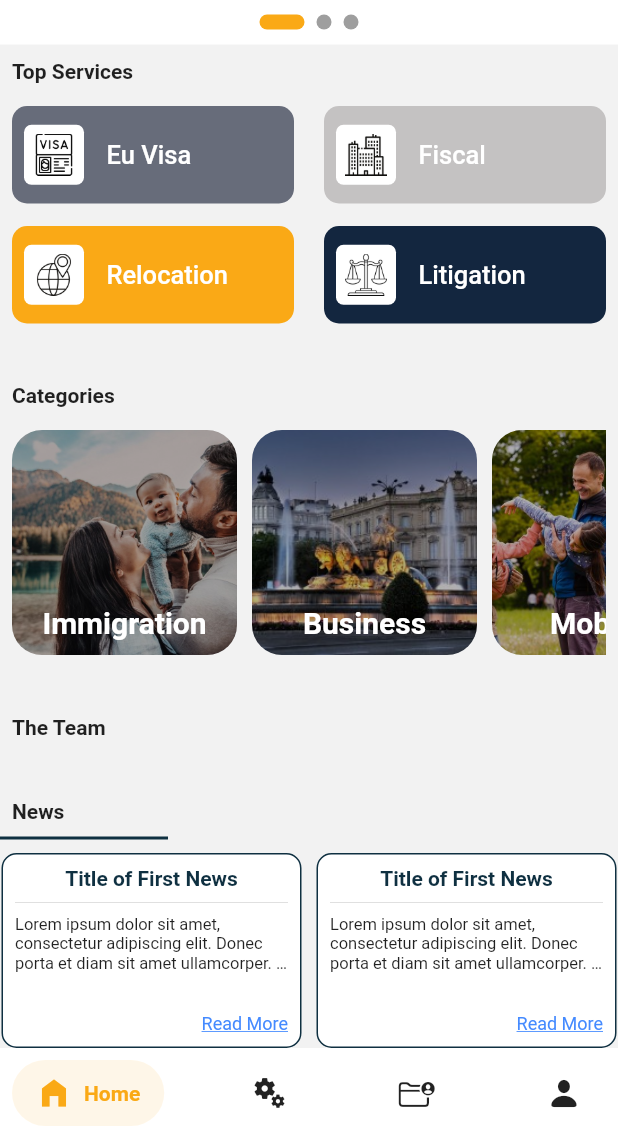
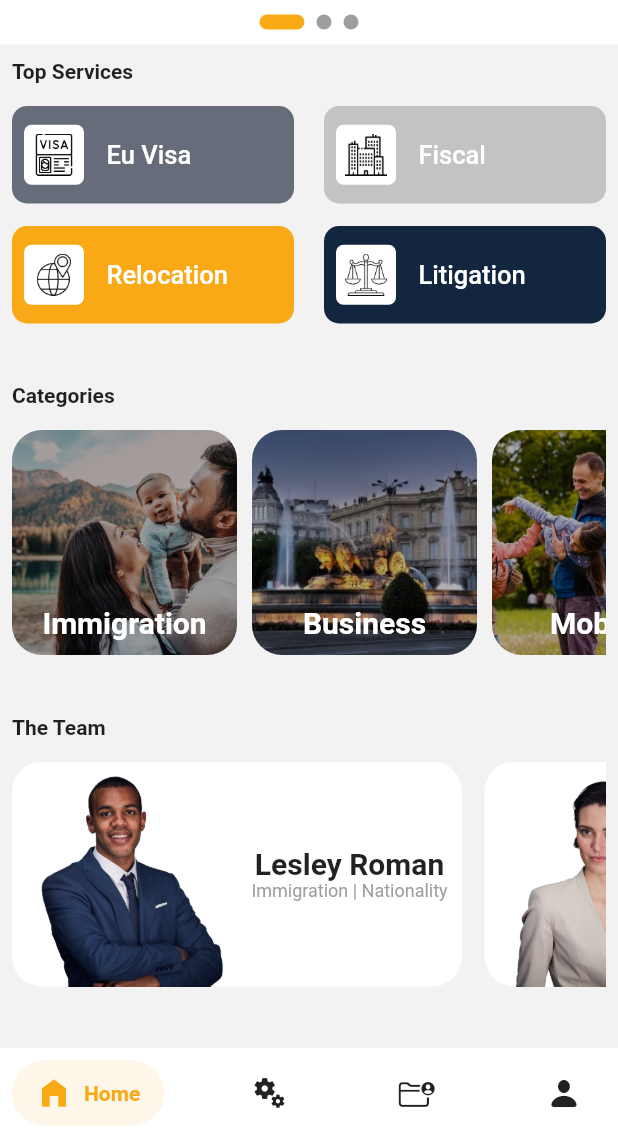
Before and after one commit to bobcop88/law-client-app, a Flutter app: the screen it shows once a user with an empty profile is signed in, scrolled down 194 dp, on a phone screen of 412 x 824 dp, the part 98-1236 px from its top. Run offline on Flutter 3.47's test engine with Material 2 defaults, Android fonts, the phone set to English and light mode, and no system bars; drawn by our look-alikes of badges, carousel_slider, salomon_bottom_bar, smooth_page_indicator; our stand-ins replace cloud_firestore, email_validator, file_picker, firebase_auth, firebase_core, firebase_messaging and 3 more; accounts and stored records are empty; generated files the repository leaves out were written again.

Commit message:
client-app

```diff
--- a/lib/pages/app_pages/home_first.dart
+++ b/lib/pages/app_pages/homepage_first/home_first.dart
@@ -1,6 +1,8 @@
 import 'package:carousel_slider/carousel_slider.dart';
 import 'package:firebase_auth/firebase_auth.dart';
 import 'package:flutter/material.dart';
+import 'package:new_client_app/pages/app_pages/homepage_first/widgets/news_scrolling.dart';
+import 'package:new_client_app/pages/app_pages/homepage_first/widgets/team_scrolling.dart';
 import 'package:new_client_app/pages/app_pages/services/immigration/eu_visa_page.dart';
 import 'package:new_client_app/pages/app_pages/services/immigration_page.dart';
 import 'package:new_client_app/utils/errors/error_service_exists.dart';
@@ -430,6 +432,10 @@ class _HomeFirstState extends State<HomeFirst> {
                     ),
                   ],
                 ),
+                const SizedBox(
+                  height: 15.0,
+                ),
+                teamScrolling(),
               ],
             ),
           ),
@@ -448,137 +454,12 @@ class _HomeFirstState extends State<HomeFirst> {
                     ),
                   ],
                 ),
-              ],
-            ),
-          ),
-          const Divider(
-            color: Color.fromRGBO(15, 48, 65, 1),
-            thickness: 2,
-            endIndent: 300,
-            height: 20.0,
-          ),
-          SingleChildScrollView(
-            scrollDirection: Axis.horizontal,
-            child: Row(
-              children: [
-                Container(
-                  decoration: BoxDecoration(
-                      color: Colors.white,
-                      border: Border.all(
-                          color: const Color.fromRGBO(15, 48, 65, 1)),
-                      borderRadius: BorderRadius.circular(10)),
-                  width: 200,
-                  height: 130,
-                  child: Padding(
-                    padding: const EdgeInsets.all(8.0),
-                    child: Column(
-                      children: [
-                        Row(
-                          children: const [
-                            Expanded(
-                              child: Text(
-                                'Title of First News',
-                                textAlign: TextAlign.center,
-                                style: TextStyle(
-                                    fontWeight: FontWeight.bold,
-                                    color: Color.fromRGBO(15, 48, 65, 1)),
-                              ),
-                            ),
-                          ],
-                        ),
-                        const Divider(),
-                        Row(
-                          children: const [
-                            Expanded(
-                              child: Text(
-                                'Lorem ipsum dolor sit amet, consectetur adipiscing elit. Donec porta et diam sit amet ullamcorper. Aenean maximus vulputate pharetra. Aliquam tincidunt dolor id sollicitudin efficitur. Sed faucibus id lorem pharetra consectetur. Nunc pulvinar commodo metus sed suscipit. Nulla bibendum non velit ut elementum',
-                                style: TextStyle(fontSize: 11.0),
-                                overflow: TextOverflow.ellipsis,
-                                maxLines: 3,
-                              ),
-                            ),
-                          ],
-                        ),
-                        const Spacer(),
-                        Row(
-                          mainAxisAlignment: MainAxisAlignment.end,
-                          children: [
-                            GestureDetector(
-                              onTap: () {},
-                              child: const Text(
-                                'Read More',
-                                style: TextStyle(
-                                    fontSize: 12.0,
-                                    decoration: TextDecoration.underline,
-                                    color: Colors.blueAccent),
-                              ),
-                            ),
-                          ],
-                        ),
-                      ],
-                    ),
-                  ),
+                const SizedBox(
+                  height: 15.0,
                 ),
+                newsScrolling(),
                 const SizedBox(
-                  width: 10.0,
-                ),
-                Container(
-                  decoration: BoxDecoration(
-                      color: Colors.white,
-                      border: Border.all(
-                          color: const Color.fromRGBO(15, 48, 65, 1)),
-                      borderRadius: BorderRadius.circular(10)),
-                  width: 200,
-                  height: 130,
-                  child: Padding(
-                    padding: const EdgeInsets.all(8.0),
-                    child: Column(
-                      children: [
-                        Row(
-                          children: const [
-                            Expanded(
-                              child: Text(
-                                'Title of First News',
-                                textAlign: TextAlign.center,
-                                style: TextStyle(
-                                    fontWeight: FontWeight.bold,
-                                    color: Color.fromRGBO(15, 48, 65, 1)),
-                              ),
-                            ),
-                          ],
-                        ),
-                        const Divider(),
-                        Row(
-                          children: const [
-                            Expanded(
-                              child: Text(
-                                'Lorem ipsum dolor sit amet, consectetur adipiscing elit. Donec porta et diam sit amet ullamcorper. Aenean maximus vulputate pharetra. Aliquam tincidunt dolor id sollicitudin efficitur. Sed faucibus id lorem pharetra consectetur. Nunc pulvinar commodo metus sed suscipit. Nulla bibendum non velit ut elementum',
-                                style: TextStyle(fontSize: 11.0),
-                                overflow: TextOverflow.ellipsis,
-                                maxLines: 3,
-                              ),
-                            ),
-                          ],
-                        ),
-                        const Spacer(),
-                        Row(
-                          mainAxisAlignment: MainAxisAlignment.end,
-                          children: [
-                            GestureDetector(
-                              onTap: () {},
-                              child: const Text(
-                                'Read More',
-                                style: TextStyle(
-                                    fontSize: 12.0,
-                                    decoration: TextDecoration.underline,
-                                    color: Colors.blueAccent),
-                              ),
-                            ),
-                          ],
-                        ),
-                      ],
-                    ),
-                  ),
+                  height: 50.0,
                 ),
               ],
             ),
--- /dev/null
+++ b/lib/pages/app_pages/homepage_first/widgets/news_scrolling.dart
@@ -0,0 +1,126 @@
+import 'package:flutter/material.dart';
+
+Widget newsScrolling() {
+  return SingleChildScrollView(
+    scrollDirection: Axis.horizontal,
+    child: Row(
+      children: [
+        Container(
+          decoration: BoxDecoration(
+              color: Colors.white, borderRadius: BorderRadius.circular(10)),
+          width: 250,
+          height: 150,
+          child: Padding(
+            padding: const EdgeInsets.all(8.0),
+            child: Column(
+              children: [
+                Row(
+                  children: const [
+                    Expanded(
+                      child: Text(
+                        'Title of First News',
+                        textAlign: TextAlign.center,
+                        style: TextStyle(
+                            fontWeight: FontWeight.bold,
+                            color: Color.fromRGBO(15, 48, 65, 1)),
+                      ),
+                    ),
+                  ],
+                ),
+                const Divider(),
+                Row(
+                  children: const [
+                    Expanded(
+                      child: Text(
+                        'Lorem ipsum dolor sit amet, consectetur adipiscing elit. Donec porta et diam sit amet ullamcorper. Aenean maximus vulputate pharetra. Aliquam tincidunt dolor id sollicitudin efficitur. Sed faucibus id lorem pharetra consectetur. Nunc pulvinar commodo metus sed suscipit. Nulla bibendum non velit ut elementum',
+                        style: TextStyle(fontSize: 11.0),
+                        overflow: TextOverflow.ellipsis,
+                        maxLines: 3,
+                      ),
+                    ),
+                  ],
+                ),
+                const Spacer(),
+                Row(
+                  mainAxisAlignment: MainAxisAlignment.end,
+                  children: [
+                    GestureDetector(
+                      onTap: () {},
+                      child: const Text(
+                        'Read More',
+                        style: TextStyle(
+                            fontSize: 12.0,
+                            decoration: TextDecoration.underline,
+                            color: Colors.blueAccent),
+                      ),
+                    ),
+                  ],
+                ),
+              ],
+            ),
+          ),
+        ),
+        const SizedBox(
+          width: 10.0,
+        ),
+        Container(
+          decoration: BoxDecoration(
+              color: Colors.white,
+              border: Border.all(color: const Color.fromRGBO(15, 48, 65, 1)),
+              borderRadius: BorderRadius.circular(10)),
+          width: 200,
+          height: 130,
+          child: Padding(
+            padding: const EdgeInsets.all(8.0),
+            child: Column(
+              children: [
+                Row(
+                  children: const [
+                    Expanded(
+                      child: Text(
+                        'Title of First News',
+                        textAlign: TextAlign.center,
+                        style: TextStyle(
+                            fontWeight: FontWeight.bold,
+                            color: Color.fromRGBO(15, 48, 65, 1)),
+                      ),
+                    ),
+                  ],
+                ),
+                const Divider(),
+                Row(
+                  children: const [
+                    Expanded(
+                      child: Text(
+                        'Lorem ipsum dolor sit amet, consectetur adipiscing elit. Donec porta et diam sit amet ullamcorper. Aenean maximus vulputate pharetra. Aliquam tincidunt dolor id sollicitudin efficitur. Sed faucibus id lorem pharetra consectetur. Nunc pulvinar commodo metus sed suscipit. Nulla bibendum non velit ut elementum',
+                        style: TextStyle(fontSize: 11.0),
+                        overflow: TextOverflow.ellipsis,
+                        maxLines: 3,
+                      ),
+                    ),
+                  ],
+                ),
+                const Spacer(),
+                Row(
+                  mainAxisAlignment: MainAxisAlignment.end,
+                  children: [
+                    GestureDetector(
+                      onTap: () {},
+                      child: const Text(
+                        'Read More',
+                        style: TextStyle(
+                            fontSize: 12.0,
+                            decoration: TextDecoration.underline,
+                            color: Colors.blueAccent),
+                      ),
+                    ),
+                  ],
+                ),
+              ],
+            ),
+          ),
+        ),
+      ],
+    ),
+  );
+}
--- /dev/null
+++ b/lib/pages/app_pages/homepage_first/widgets/team_scrolling.dart
@@ -0,0 +1,219 @@
+import 'package:flutter/material.dart';
+
+Widget teamScrolling() {
+  return SingleChildScrollView(
+    scrollDirection: Axis.horizontal,
+    child: Row(
+      children: [
+        Container(
+          height: 150,
+          width: 300,
+          decoration: BoxDecoration(
+              borderRadius: BorderRadius.circular(20), color: Colors.white),
+          child: Row(
+            children: [
+              Expanded(
+                child: Image.asset(
+                  'assets/images/team/team_1.png',
+                  height: 150,
+                ),
+              ),
+              Expanded(
+                child: Column(
+                  mainAxisAlignment: MainAxisAlignment.center,
+                  children: [
+                    Row(
+                      children: [
+                        Expanded(
+                          child: Text(
+                            'Lesley Roman',
+                            style: TextStyle(
+                              fontWeight: FontWeight.bold,
+                              fontSize: 20.0,
+                            ),
+                            textAlign: TextAlign.center,
+                          ),
+                        ),
+                      ],
+                    ),
+                    Row(
+                      mainAxisAlignment: MainAxisAlignment.center,
+                      children: [
+                        Expanded(
+                          child: Text(
+                            'Immigration | Nationality',
+                            style:
+                                TextStyle(fontSize: 12.0, color: Colors.grey),
+                            textAlign: TextAlign.center,
+                          ),
+                        ),
+                      ],
+                    ),
+                  ],
+                ),
+              ),
+            ],
+          ),
+        ),
+        const SizedBox(
+          width: 15.0,
+        ),
+        Container(
+          height: 150,
+          width: 300,
+          decoration: BoxDecoration(
+              borderRadius: BorderRadius.circular(20), color: Colors.white),
+          child: Row(
+            children: [
+              Expanded(
+                child: Image.asset(
+                  'assets/images/team/team_3.png',
+                  height: 150,
+                ),
+              ),
+              Expanded(
+                child: Column(
+                  mainAxisAlignment: MainAxisAlignment.center,
+                  children: [
+                    Row(
+                      mainAxisAlignment: MainAxisAlignment.center,
+                      children: [
+                        Text(
+                          'Jillie Tilly',
+                          style: TextStyle(
+                            fontWeight: FontWeight.bold,
+                            fontSize: 20.0,
+                          ),
+                        ),
+                      ],
+                    ),
+                    Row(
+                      mainAxisAlignment: MainAxisAlignment.center,
+                      children: [
+                        Expanded(
+                          child: Text(
+                            'Immigration | Nationality',
+                            style:
+                                TextStyle(fontSize: 12.0, color: Colors.grey),
+                          ),
+                        ),
+                      ],
+                    ),
+                  ],
+                ),
+              ),
+            ],
+          ),
+        ),
+        const SizedBox(
+          width: 15.0,
+        ),
+        Container(
+          height: 150,
+          width: 300,
+          decoration: BoxDecoration(
+              borderRadius: BorderRadius.circular(20), color: Colors.white),
+          child: Row(
+            children: [
+              Expanded(
+                child: Image.asset(
+                  'assets/images/team/team_2.png',
+                  height: 150,
+                ),
+              ),
+              Expanded(
+                child: Column(
+                  mainAxisAlignment: MainAxisAlignment.center,
+                  children: [
+                    Row(
+                      mainAxisAlignment: MainAxisAlignment.center,
+                      children: [
+                        Expanded(
+                          child: Text(
+                            'Orville Alex',
+                            style: TextStyle(
+                              fontWeight: FontWeight.bold,
+                              fontSize: 20.0,
+                            ),
+                            textAlign: TextAlign.center,
+                          ),
+                        ),
+                      ],
+                    ),
+                    Row(
+                      mainAxisAlignment: MainAxisAlignment.center,
+                      children: [
+                        Expanded(
+                          child: Text(
+                            'Global Mobility | Nationality',
+                            style:
+                                TextStyle(fontSize: 12.0, color: Colors.grey),
+                            textAlign: TextAlign.center,
+                          ),
+                        ),
+                      ],
+                    ),
+                  ],
+                ),
+              ),
+            ],
+          ),
+        ),
+        const SizedBox(
+          width: 15.0,
+        ),
+        Container(
+          height: 150,
+          width: 300,
+          decoration: BoxDecoration(
+              borderRadius: BorderRadius.circular(20), color: Colors.white),
+          child: Row(
+            children: [
+              Expanded(
+                child: Image.asset(
+                  'assets/images/team/team_4.png',
+                  height: 150,
+                ),
+              ),
+              Expanded(
+                child: Column(
+                  mainAxisAlignment: MainAxisAlignment.center,
+                  children: [
+                    Row(
+                      mainAxisAlignment: MainAxisAlignment.center,
+                      children: [
+                        Expanded(
+                          child: Text(
+                            'Jordana Willow',
+                            style: TextStyle(
+                              fontWeight: FontWeight.bold,
+                              fontSize: 20.0,
+                            ),
+                            textAlign: TextAlign.center,
+                          ),
+                        ),
+                      ],
+                    ),
+                    Row(
+                      mainAxisAlignment: MainAxisAlignment.center,
+                      children: [
+                        Expanded(
+                          child: Text(
+                            'Fiscal | Relocation',
+                            style:
+                                TextStyle(fontSize: 12.0, color: Colors.grey),
+                            textAlign: TextAlign.center,
+                          ),
+                        ),
+                      ],
+                    ),
+                  ],
+                ),
+              ),
+            ],
+          ),
+        ),
+      ],
+    ),
+  );
+}
--- a/lib/pages/homepage/home_page.dart
+++ b/lib/pages/homepage/home_page.dart
@@ -6,7 +6,7 @@ import 'package:firebase_auth/firebase_auth.dart';
 import 'package:flutter/cupertino.dart';
 import 'package:flutter/material.dart';
 import 'package:new_client_app/pages/app_pages/chat/chat_main_page.dart';
-import 'package:new_client_app/pages/app_pages/home_first.dart';
+import 'package:new_client_app/pages/app_pages/homepage_first/home_first.dart';
 import 'package:new_client_app/pages/app_pages/my_services_page.dart';
 import 'package:new_client_app/pages/app_pages/notifications/notifications_page.dart';
 import 'package:new_client_app/pages/app_pages/profile_page.dart';
--- a/pubspec.yaml
+++ b/pubspec.yaml
@@ -91,6 +91,7 @@ flutter:
     - assets/icons/
     - assets/images/
     - assets/slider_home/
+    - assets/images/team/
 
 
   # An image asset can refer to one or more resolution-specific "variants", see
```
